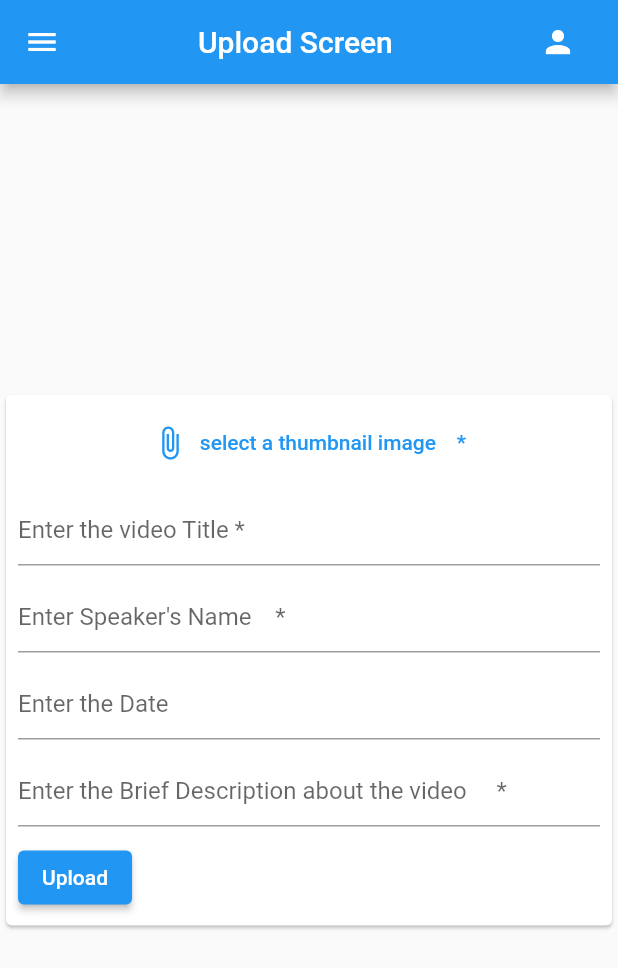
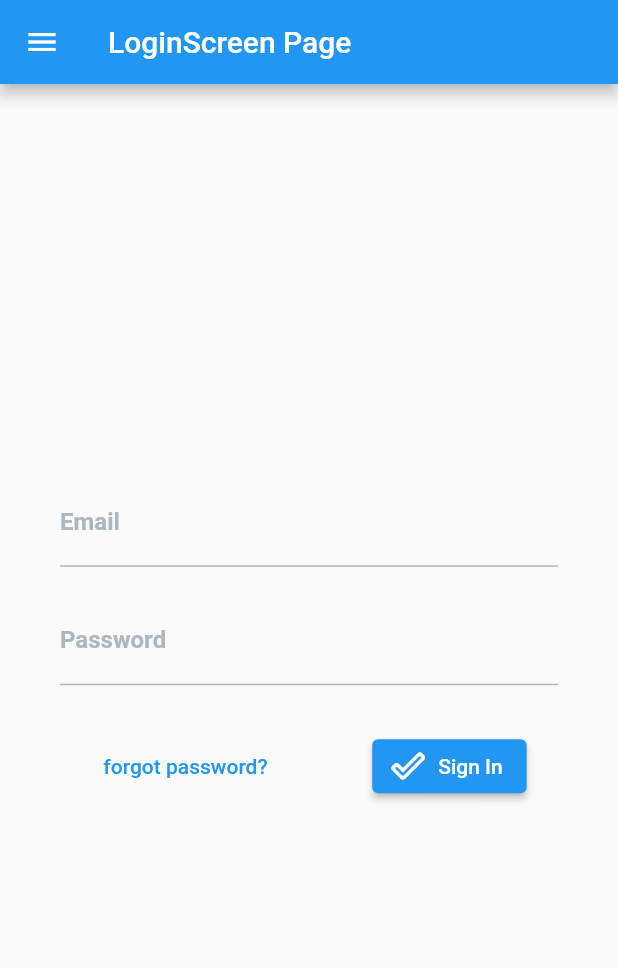
Before and after one commit to SaqibWani273/flutter_upload_app1, a Flutter app: the screen it shows after launch, on a phone screen of 412 x 824 dp. Shown: the top 968 px of the screen. Run offline on Flutter 3.47's test engine with Material 2 defaults, Android fonts, the phone set to English and light mode, and no system bars; our stand-ins replace file_picker, firebase_auth, firebase_core, firebase_database, firebase_storage; accounts and stored records are empty.

Commit message:
uploaded data to firebase

```diff
--- a/lib/main.dart
+++ b/lib/main.dart
@@ -1,3 +1,5 @@
+import 'package:backend_app/screens/login/login_screen.dart';
+import 'package:firebase_auth/firebase_auth.dart';
 import 'package:flutter/material.dart';
 import 'package:firebase_core/firebase_core.dart';
 import 'package:provider/provider.dart';
@@ -12,18 +14,31 @@ Future<void> main() async {
     options: DefaultFirebaseOptions.currentPlatform,
   );
   runApp(
+    MultiProvider(
+        providers: [
           ChangeNotifierProvider(
             create: ((context) => UploadData(context)),
-      child: MyApp(),
           ),
+        ],
+        child: Consumer<UploadData>(
+          builder: ((context, data, _) => MyApp(data)),
+        )),
   );
 }
 
 class MyApp extends StatelessWidget {
-  const MyApp({super.key});
+  final UploadData data;
+  const MyApp(this.data, {super.key});
 
   @override
   Widget build(BuildContext context) {
+    if (!data.isLoggedIn
+        // !Provider.of<LoginData>(context, listen: false).isLoggedIn
+        ) {
+      return MaterialApp(
+        home: LoginScreen(data),
+      );
+    } else {
       return MaterialApp(
           home: Scaffold(
         appBar: AppBar(
@@ -40,11 +55,25 @@ class MyApp extends StatelessWidget {
             ),
           ),
         ),
-          drawer: Drawer(),
-          body: Consumer<UploadData>(
-            builder: (context, upload, child) => UploadTab(upload),
-          )),
-    );
+        drawer: Drawer(
+          child: ListView(
+            children: [
+              DrawerHeader(
+                child: Text('Login Screen'),
+              ),
+              GestureDetector(
+                onTap: Provider.of<UploadData>(listen: false, context).signOut,
+                child: ListTile(
+                  leading: Icon(Icons.logout_outlined),
+                  title: Text("Logout"),
+                ),
+              ),
+            ],
+          ),
+        ),
+        body: UploadTab(data),
+      ));
+    }
   }
 }
 
@@ -52,17 +81,18 @@ class UploadTab extends StatelessWidget {
   final UploadData upload;
   UploadTab(this.upload, {Key? key}) : super(key: key);
   final _formKey = GlobalKey<FormState>();
-  final TextEditingController videoTitle = TextEditingController();
-  final TextEditingController speaker = TextEditingController();
+  final TextEditingController videoUrl = TextEditingController();
   final TextEditingController videoDescription = TextEditingController();
-  final TextEditingController videoDate = TextEditingController();
 
   @override
   Widget build(BuildContext context) {
     // final selectedVideoName = upload.fileName;
 
     return Center(
+        child: Container(
+      margin: EdgeInsets.symmetric(horizontal: 18.0),
       child: Card(
+        elevation: 13.0,
         child: Padding(
           padding: const EdgeInsets.all(8.0),
           child: Form(
@@ -70,6 +100,7 @@ class UploadTab extends StatelessWidget {
               child: SingleChildScrollView(
                 child: Column(
                   children: [
+                    Text('Select a Thubmnail Image'),
                     if (upload.isImageSelected)
                       Image.file(
                         File(upload.selectedImagePath),
@@ -83,44 +114,48 @@ class UploadTab extends StatelessWidget {
                           : Icons.attach_file_outlined),
                       label: upload.isImageSelected
                           ? Text('Thumbnail Image')
-                        : Text("select a thumbnail image    *"),
+                          : Text("upload image   *"),
+                    ),
+                    Visibility(
+                      visible: false,
+                      child: TextFormField(),
                     ),
                     SizedBox(height: 10),
+                    Text('Enter Youtube Video Url'),
                     TextFormField(
-                    controller: videoTitle,
+                      controller: videoUrl,
                       decoration: InputDecoration(
-                      hintText: 'Enter the video Title *',
+                        hintText: 'Please enter proper url *',
                       ),
                       validator: ((value) {
                         if (value == Null || value!.isEmpty)
-                        return 'Enter a Title';
+                          return 'Enter a Proper Url !';
                         else
                           return null;
                       }),
                     ),
                     SizedBox(height: 10),
-                  TextFormField(
-                    controller: speaker,
-                    decoration:
-                        InputDecoration(hintText: "Enter Speaker's Name    *"),
-                    validator: ((value) {
-                      if (value == Null || value!.isEmpty)
-                        return "Enter Speaker's Name  ";
-                      else
-                        return null;
-                    }),
+                    Text('Select video category'),
+                    DropdownButton(
+                      value: upload.selectedCategory,
+                      icon: Icon(Icons.arrow_drop_down_outlined),
+                      items: upload.Categories.map(
+                        (String category) => DropdownMenuItem(
+                          child: Text(category),
+                          value: category,
+                        ),
+                      ).toList(),
+                      onChanged: ((value) => upload.changeCategory(
+                            value.toString(),
+                          )),
                     ),
                     SizedBox(height: 10),
-                  TextFormField(
-                    controller: videoDate,
-                    decoration: InputDecoration(hintText: 'Enter the Date'),
-                  ),
-                  SizedBox(height: 10),
+                    Text('Enter Video Description'),
                     TextFormField(
                       controller: videoDescription,
-                    decoration: InputDecoration(
+                      decoration: const InputDecoration(
                         hintText:
-                          'Enter the Brief Description about the video     *',
+                            'e.g. Topic  | Speaker Name  | venue | Date  *',
                       ),
                       validator: ((value) {
                         if (value == Null || value!.isEmpty)
@@ -130,8 +165,6 @@ class UploadTab extends StatelessWidget {
                       }),
                     ),
                     SizedBox(height: 10),
-                  Row(
-                    children: [
                     upload.isUploading
                         ? Row(
                             children: [
@@ -148,14 +181,50 @@ class UploadTab extends StatelessWidget {
                               )
                             ],
                           )
-                          : ElevatedButton(
-                              child: Text('Upload'), onPressed: () {}),
-                    ],
-                  )
+                        : Center(
+                            child: Padding(
+                              padding: const EdgeInsets.all(38.0),
+                              child: ElevatedButton(
+                                  child: Text('Upload'),
+                                  onPressed: () {
+                                    if (!upload.isImageSelected) {
+                                      ScaffoldMessenger.of(context)
+                                          .showSnackBar(
+                                        const SnackBar(
+                                          backgroundColor:
+                                              Color.fromARGB(255, 65, 8, 4),
+                                          content: Text(
+                                            'Please Select an Image...',
+                                            style: TextStyle(
+                                                //  color: Colors.red,
+                                                ),
+                                          ),
+                                        ),
+                                      );
+                                    }
+                                    if (_formKey.currentState!.validate() &&
+                                        upload.isImageSelected) {
+                                      ScaffoldMessenger.of(context)
+                                          .showSnackBar(
+                                        SnackBar(
+                                          content: Text(
+                                            'Uploading Video...',
+                                          ),
+                                        ),
+                                      );
+                                      upload.upload(
+                                        videoUrl.text.trim(),
+                                        videoDescription.text.trim(),
+                                      );
+                                    }
+                                  }),
+                            ),
+                          ),
                   ],
                 ),
               )),
         ),
+      ),
     ));
   }
 }
--- a/lib/models/data.dart
+++ b/lib/models/data.dart
@@ -3,27 +3,48 @@ import 'dart:async';
 import 'dart:io';
 
 import 'package:file_picker/file_picker.dart';
+import 'package:firebase_auth/firebase_auth.dart';
 import 'package:firebase_storage/firebase_storage.dart';
-
+import 'package:firebase_database/firebase_database.dart';
 import 'package:flutter/material.dart';
 
 class UploadData extends ChangeNotifier {
   UploadData(BuildContext context);
-  var isVideoSelected = false;
   var isImageSelected = false;
   var isUploading = false;
-  var isPaused = false;
-  // late PlatformFile selectedVideo;
+  var isLoggedIn = FirebaseAuth.instance.currentUser != null ? true : false;
+  // var isPaused = false;
   late PlatformFile selectedImage;
   late String selectedImagePath;
-  late Reference videoRef;
   late Reference imageRef;
 
-  late UploadTask uploadTask;
+  //late UploadTask uploadTask;
   int progress = 0;
   var isUploadSuccessfull = false;
   var isUploadCancelled = false;
-  // function to select video using filePicker
+
+  var selectedCategory = 'Category A';
+  var Categories = [
+    'Category A',
+    'Category B',
+    'Category C',
+    'Category D',
+    'Category E',
+  ];
+  var months = [
+    'Jan',
+    'Feb',
+    'March',
+    'April',
+    'May',
+    'June',
+    'July',
+    'Aug',
+    'Sep',
+    'Oct',
+    'Nov',
+    'Dec',
+  ];
 
 // function to select image using filePicker()
   Future selectImage() async {
@@ -41,7 +62,6 @@ class UploadData extends ChangeNotifier {
     print('cancel uploading called');
     //when video is cancelled ,delete the uploaded image
     imageRef.delete();
-    uploadTask.cancel();
 
     isUploadCancelled = true;
     ScaffoldMessenger.of(contxt).showSnackBar(
@@ -55,15 +75,88 @@ class UploadData extends ChangeNotifier {
     notifyListeners();
   }
 
-  pauseUploading() {
-    uploadTask.pause();
-    isPaused = true;
+  Future<void> upload(String url, String description) async {
+    DateTime currentDate = DateTime.now();
+    String myDate =
+        '${currentDate.day}-${months[currentDate.month - 1]}-${currentDate.year}';
+    String idFromDate = '$currentDate${currentDate.microsecond}';
+    String uploaderId = FirebaseAuth.instance.currentUser!.uid;
+
+    try {
+      //upload image to firebase storage
+
+      final firebaseStorageImagePath =
+          'complete_videos_list/$uploaderId/thumbnails/$currentDate';
+      final imageRef = FirebaseStorage.instance.ref(firebaseStorageImagePath);
+      final imageFile = File(selectedImagePath);
+      await imageRef.putFile(imageFile);
+
+      // get image url
+      final storageRef = FirebaseStorage.instance.ref();
+      final imageUrl =
+          await storageRef.child(firebaseStorageImagePath).getDownloadURL();
+
+      //upload to realtime db
+      DatabaseReference ref = FirebaseDatabase.instance
+          .ref('completeVideosList/$selectedCategory/$uploaderId');
+      final Map<String, dynamic> uploadFile = {
+        'videoUrl': url,
+        'description': description,
+        'date': currentDate.toString(),
+        'imageUrl': imageUrl,
+        'dateToDisplay': myDate,
+        // 'user':uploaderEmail,
+        'id': currentDate.toString(),
+        'category': selectedCategory,
+      };
+      DatabaseReference newRef = ref.push();
+      await newRef.set(uploadFile);
+    } catch (e) {
+      print(e.toString());
+    }
+  }
+
+  void changeCategory(String category) {
+    selectedCategory = category;
+    notifyListeners();
+  }
+//login data
+
+  void changeLoginStatus(bool loginStatus) {
+    isLoggedIn = loginStatus;
     notifyListeners();
   }
 
-  resumeUploading() {
-    uploadTask.resume();
-    isPaused = false;
+  void forgotPassword() {
+    print("forgot password() called");
+  }
+
+  Future<void> signIn(
+    String email,
+    String password,
+  ) async {
+    try {
+      print('sign in ()');
+      await FirebaseAuth.instance.signInWithEmailAndPassword(
+        email: email,
+        password: password,
+      );
+      if (FirebaseAuth.instance.currentUser != null) {
+        isLoggedIn = true;
+        notifyListeners();
+      }
+      final user = await FirebaseAuth.instance.currentUser!;
+
+      print("User =$user");
+    } on FirebaseAuthException catch (e) {
+      print('firebase error $e');
+      //errorCallback(e);
+    }
+  }
+
+  Future<void> signOut() async {
+    FirebaseAuth.instance.signOut();
+    isLoggedIn = false;
     notifyListeners();
   }
 }
--- /dev/null
+++ b/lib/screens/login/login_screen.dart
@@ -0,0 +1,125 @@
+import 'package:firebase_auth/firebase_auth.dart';
+import 'package:flutter/material.dart';
+
+import '../../models/data.dart';
+import 'my_text_field.dart';
+
+class LoginScreen extends StatefulWidget {
+  final UploadData loginData;
+  //final void Function(FirebaseAuthException e) errorCallback;
+  const LoginScreen(this.loginData, {Key? key}) : super(key: key);
+  @override
+  State<LoginScreen> createState() => _LoginScreenState();
+}
+
+class _LoginScreenState extends State<LoginScreen> {
+  final TextEditingController email = TextEditingController();
+  final TextEditingController password = TextEditingController();
+  final formKey = GlobalKey<FormState>();
+  MyTextField customTextFormField = MyTextField();
+  @override
+  void dispose() {
+    email.dispose();
+    password.dispose();
+    super.dispose();
+  }
+
+  @override
+  Widget build(BuildContext contxt) {
+    final mediaQueryHeight = MediaQuery.of(context).size.height * 0.9;
+    // 90% of device height
+    return Scaffold(
+      appBar: AppBar(
+        title: const Text('LoginScreen Page'),
+      ),
+      drawer: Drawer(
+        child: ListView(
+          children: [
+            DrawerHeader(
+              child: Text('Login Screen'),
+            ),
+            GestureDetector(
+              onTap: widget.loginData.signOut,
+              child: ListTile(
+                leading: Icon(Icons.logout_outlined),
+                title: Text("Logout"),
+              ),
+            ),
+          ],
+        ),
+      ),
+      body: SizedBox(
+        height: mediaQueryHeight,
+        child: Center(
+          child: SingleChildScrollView(
+            child: Padding(
+              padding: const EdgeInsets.symmetric(horizontal: 40),
+              child: Form(
+                key: formKey,
+                child: Column(
+                  mainAxisAlignment: MainAxisAlignment.spaceAround,
+                  children: [
+                    MyTextField().getCustomEditTextArea(
+                      //MyTextField()=customTextFormField
+                      labelValue: 'Email',
+                      hintValue: 'Enter Registered Email',
+                      controller: email,
+                      validationErrorMsg: 'Email not Valid',
+                      validation: true,
+                    ),
+                    const SizedBox(height: 20),
+                    customTextFormField.getCustomEditTextArea(
+                      labelValue: 'Password',
+                      hintValue: 'Enter your Password',
+                      controller: password,
+                      validationErrorMsg: 'Password not valid',
+                      validation: true,
+                    ),
+                    const SizedBox(height: 30),
+                    Row(
+                        mainAxisAlignment: MainAxisAlignment.spaceEvenly,
+                        children: [
+                          TextButton(
+                            style: ButtonStyle(
+                              foregroundColor:
+                                  MaterialStateProperty.all<Color>(Colors.blue),
+                            ),
+                            onPressed: widget.loginData.forgotPassword,
+                            child: const Text('forgot password?'),
+                          ),
+                          const SizedBox(
+                            width: 20,
+                          ),
+                          ElevatedButton.icon(
+                            onPressed: () {
+                              widget.loginData.signIn(
+                                email.text.trim(),
+                                password.text.trim(),
+                              );
+                            },
+
+                            // () {
+                            //   // if (formKey.currentState!.validate()) {
+                            //   //   widget.appState.signIn(
+                            //   //     context,
+                            //   //     email.text.trim(),
+                            //   //     password.text.trim(),
+                            //   //     widget.errorCallback,
+                            //   //   );
+                            //   // }
+
+                            // },
+                            icon: const Icon(Icons.done_outline_rounded),
+                            label: const Text('Sign In'),
+                          ),
+                        ]),
+                  ],
+                ),
+              ),
+            ),
+          ),
+        ),
+      ),
+    );
+  }
+}
--- /dev/null
+++ b/lib/screens/login/my_text_field.dart
@@ -0,0 +1,49 @@
+import 'package:flutter/material.dart';
+
+class MyTextField {
+  TextFormField getCustomEditTextArea({
+    required String labelValue,
+    required String hintValue,
+    bool validation = false,
+    required final TextEditingController controller,
+    TextInputType keyboardType = TextInputType.text,
+    required String validationErrorMsg,
+    // String? password,
+  }) {
+    TextFormField textFormField = TextFormField(
+      keyboardType: keyboardType,
+      controller: controller,
+      validator: (value) {
+        if (labelValue == 'UserName' && value!.length < 6) {
+          return validationErrorMsg;
+        }
+        // if (labelValue == 'Email' && !EmailValidator.validate(value!)) {
+        //   return validationErrorMsg;
+        // }
+        if (labelValue == 'Password' && value!.length < 8) {
+          return validationErrorMsg;
+        }
+        // if (labelValue == 'Confirm Password' && !(value == password)) {
+
+        //   return validationErrorMsg;
+        // }
+        return null;
+      },
+      obscureText: labelValue == 'Password' || labelValue == 'Confirm Password',
+      decoration: InputDecoration(
+          labelText: labelValue,
+          hintText: hintValue,
+          labelStyle: const TextStyle(
+            color: Color.fromRGBO(173, 183, 192, 1),
+            fontWeight: FontWeight.bold,
+          ),
+          enabledBorder: const UnderlineInputBorder(
+            borderSide: BorderSide(color: Color.fromRGBO(173, 183, 192, 1)),
+          ),
+          border: OutlineInputBorder(
+            borderRadius: BorderRadius.circular(5.0),
+          )),
+    );
+    return textFormField;
+  }
+}
--- a/pubspec.yaml
+++ b/pubspec.yaml
@@ -40,6 +40,8 @@ dependencies:
   file_picker: ^5.2.4
   firebase_storage: ^11.0.10
   provider: ^6.0.5
+  firebase_auth: ^4.2.4
+  firebase_database: ^10.0.9
 
 dev_dependencies:
   flutter_test:
```
Also changed, not shown: pubspec.lock, 2 other files. Lines whose indentation alone changed are shown as unchanged.
